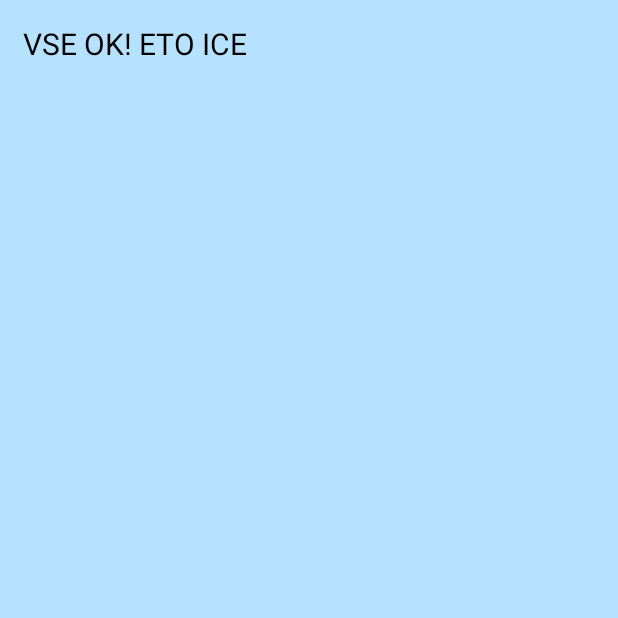
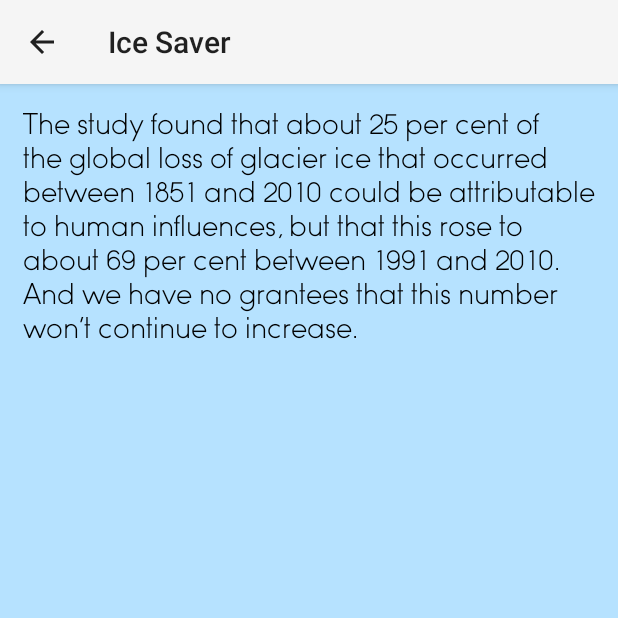
Before and after one commit to Urpanium/IceSaver, an Android app: the AddIce screen opened directly, with no data from a screen before it, on a phone screen of 412 x 824 dp, the top half of it. Run offline under Robolectric (Android 15) with nearby library versions, the phone set to English and light mode, and no system bars.

Commit message:
final fixes

```diff
--- a/app/src/main/res/layout/add_ice_activity.xml
+++ b/app/src/main/res/layout/add_ice_activity.xml
@@ -20,12 +20,11 @@
                 android:layout_width="match_parent"
                 android:layout_height="wrap_content"
 
-                android:textSize="20sp"
+                android:layout_margin="15dp"
+                android:text="The study found that about 25 per cent of the global loss of glacier ice that occurred between 1851 and 2010 could be attributable to human influences, but that this rose to about 69 per cent between 1991 and 2010. And we have no grantees that this number won’t continue to increase."
                 android:textColor="@color/primaryText"
-                android:text="VSE OK! ETO ICE"
-
-                android:layout_margin="15dp"
-                />
+                android:fontFamily="@font/sofia_light"
+                android:textSize="20sp" />
 
         </LinearLayout>
 
--- a/app/src/main/res/values/styles.xml
+++ b/app/src/main/res/values/styles.xml
@@ -25,7 +25,7 @@
         <item name="android:windowBackground">@drawable/background_splash</item>
     </style>
 
-    <style name="AddInformation" parent="Theme.AppCompat.NoActionBar">
+    <style name="AddInformation" parent="Theme.AppCompat.Light">
         <item name="android:windowBackground">@color/additional</item>
     </style>
 
```
Also changed, not shown: app/src/main/res/layout/add_penguin_activity.xml (+4 -4 lines).
